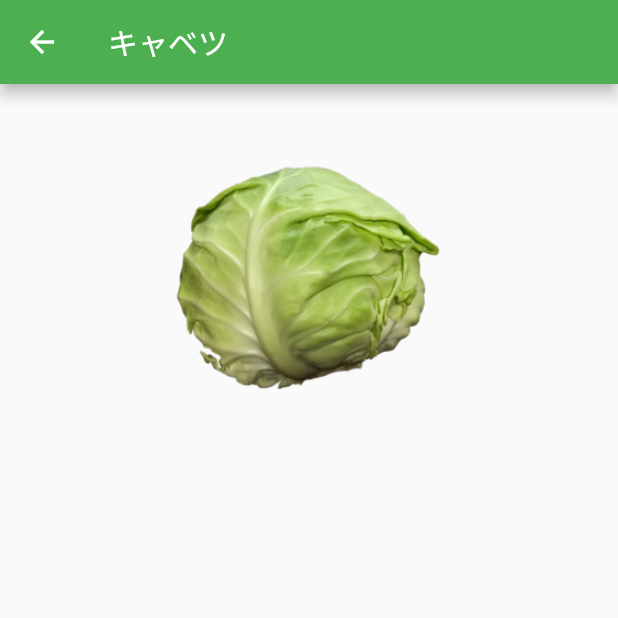
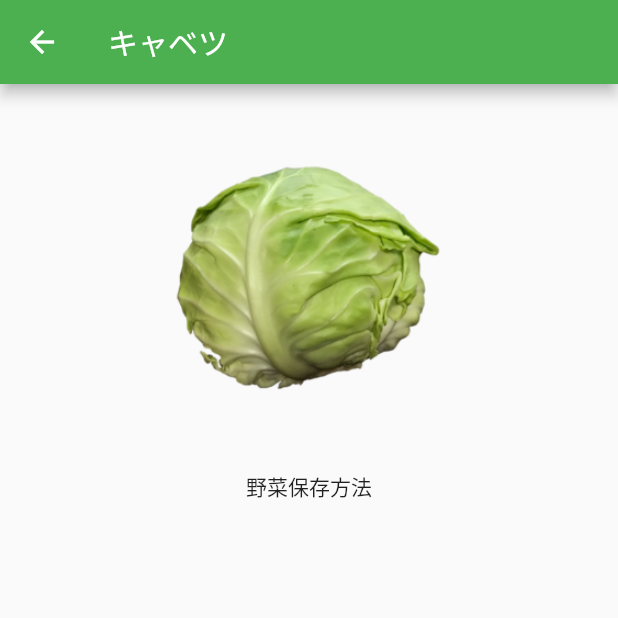
Before and after one commit to ibu914/peace, a Flutter app: the screen it shows after launch, after a tap on "キャベツ", on a phone screen of 412 x 824 dp, the top half of it. Run offline on Flutter 3.47's test engine with Material 2 defaults, Android fonts, the phone set to English and light mode, and no system bars; our stand-ins replace firebase_core; accounts and stored records are empty.

Commit message:
保存方法追加

```diff
--- a/lib/sub_page.dart
+++ b/lib/sub_page.dart
@@ -26,9 +26,14 @@ class SubPageState extends State<SubPage> {
       appBar: AppBar(
         title: Text(widget.Yasai),
       ),
-      body: Container(
-        child: Image.asset(widget.image)
-      ),
+      body: Column(
+        children: [
+          Container(
+              child: Image.asset(widget.image)
+          ),
+          const Text('野菜保存方法')
+        ],
+      )
     );
   }
 }
```
